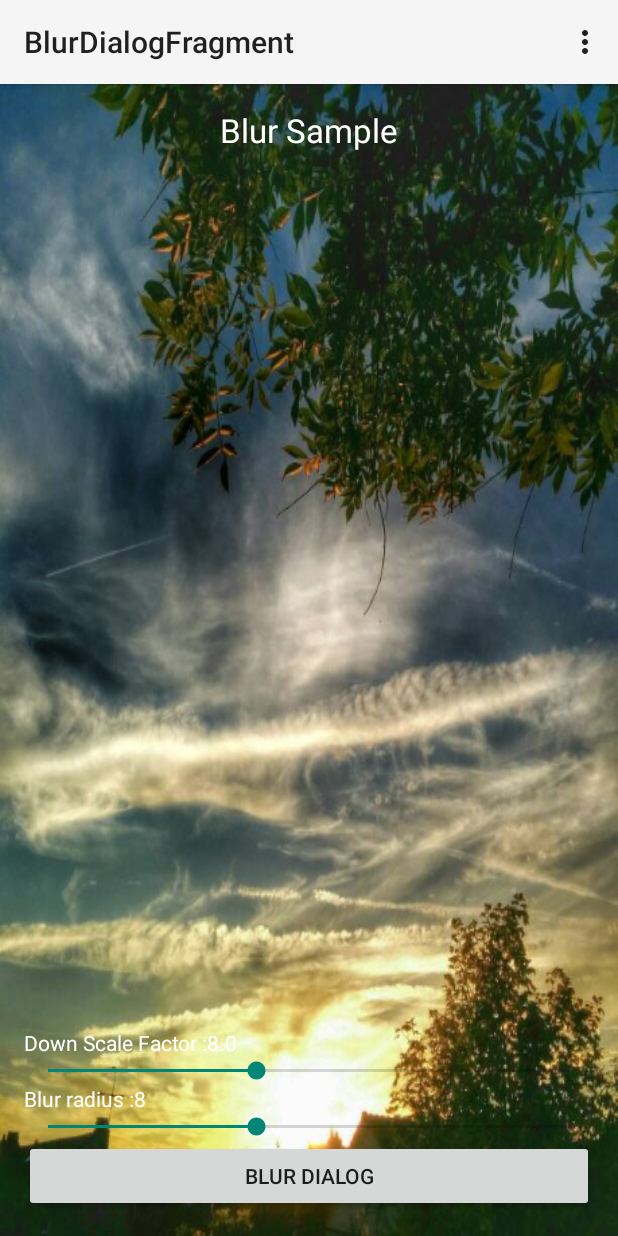
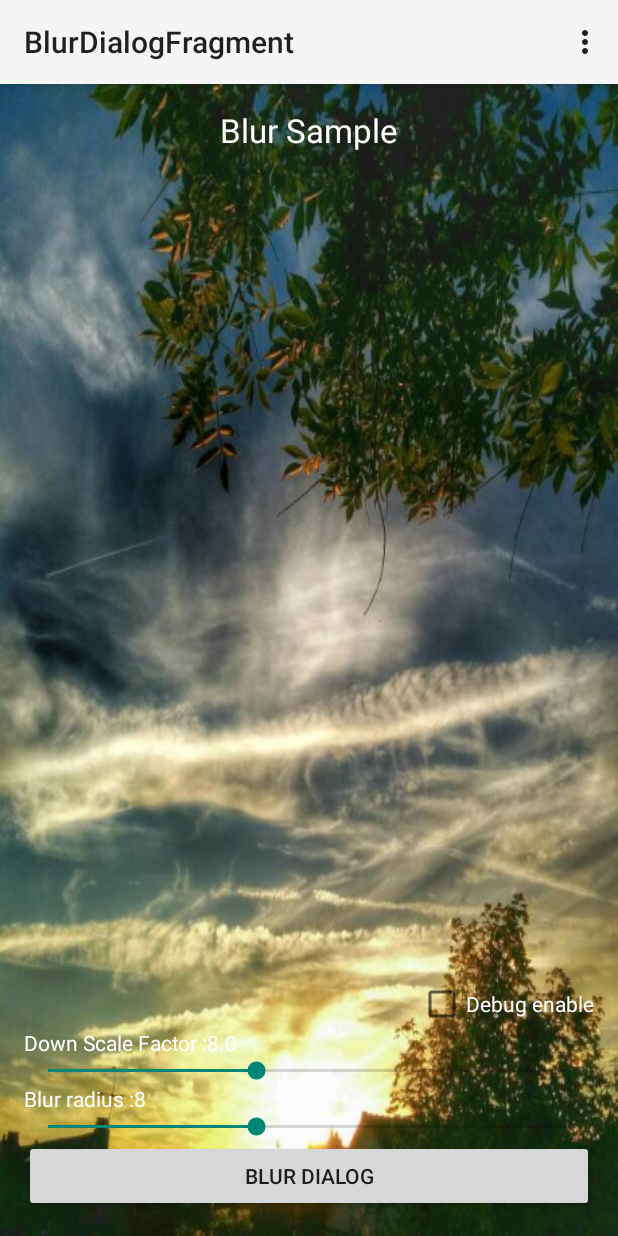
Before and after one commit to tvbarthel/BlurDialogFragment, an Android app: the screen it shows after launch (SampleActivity), on a phone screen of 412 x 824 dp. Run offline under Robolectric (Android 15) with nearby library versions, the phone set to English and light mode, and no system bars.

Commit message:
Enable / disable debug mode from sample activity

```diff
--- a/sample/src/main/java/fr/tvbarthel/lib/blurdialogfragment/sample/SampleActivity.java
+++ b/sample/src/main/java/fr/tvbarthel/lib/blurdialogfragment/sample/SampleActivity.java
@@ -6,6 +6,7 @@ import android.support.v7.app.ActionBarActivity;
 import android.view.Menu;
 import android.view.MenuItem;
 import android.view.View;
+import android.widget.CheckBox;
 import android.widget.SeekBar;
 import android.widget.TextView;
 
@@ -40,6 +41,11 @@ public class SampleActivity extends ActionBarActivity implements View.OnClickLis
     TextView mDownScaleFactorTextView;
 
     /**
+     * Checkbox used to enable or disable debug mode.
+     */
+    CheckBox mDebugMode;
+
+    /**
      * Prefix used to explain down scale factor.
      */
     String mDownScalePrefix;
@@ -54,6 +60,7 @@ public class SampleActivity extends ActionBarActivity implements View.OnClickLis
         mBlurRadiusSeekbar = ((SeekBar) findViewById(R.id.blurRadiusSeekbar));
         mDownScaleFactorTextView = ((TextView) findViewById(R.id.downScalefactor));
         mDownScaleFactorSeekbar = ((SeekBar) findViewById(R.id.downScaleFactorSeekbar));
+        mDebugMode = ((CheckBox) findViewById(R.id.debugMode));
 
         setUpView();
     }
@@ -93,6 +100,7 @@ public class SampleActivity extends ActionBarActivity implements View.OnClickLis
                         mDownScaleFactorSeekbar.getProgress() / 10f
                 );
                 fragment.setArguments(args);
+                fragment.debug(mDebugMode.isChecked());
                 fragment.show(getSupportFragmentManager(), "blur_sample");
                 break;
             default:
--- a/sample/src/main/java/fr/tvbarthel/lib/blurdialogfragment/sample/SampleDialogFragment.java
+++ b/sample/src/main/java/fr/tvbarthel/lib/blurdialogfragment/sample/SampleDialogFragment.java
@@ -18,7 +18,6 @@ public class SampleDialogFragment extends BlurDialogFragment {
     @Override
     public void onCreate(Bundle savedInstanceState) {
         super.onCreate(savedInstanceState);
-        this.debug(true);
     }
 
     @Override
--- a/sample/src/main/res/layout/activity_sample.xml
+++ b/sample/src/main/res/layout/activity_sample.xml
@@ -19,7 +19,7 @@
         android:gravity="center"
         android:id="@+id/title"
         android:layout_alignParentTop="true"
-        android:layout_centerHorizontal="true"/>
+        android:layout_centerHorizontal="true" />
 
     <Button
         android:layout_width="match_parent"
@@ -27,7 +27,7 @@
         android:id="@+id/button"
         android:layout_alignParentBottom="true"
         android:layout_centerHorizontal="true"
-        android:text="@string/blur_button"/>
+        android:text="@string/blur_button" />
 
     <TextView
         android:layout_width="match_parent"
@@ -38,14 +38,14 @@
         android:textColor="@android:color/white"
         android:layout_alignParentRight="true"
         android:id="@+id/downScalefactor"
-        android:layout_above="@+id/downScaleFactorSeekbar"/>
+        android:layout_above="@+id/downScaleFactorSeekbar" />
 
     <SeekBar
         android:layout_width="match_parent"
         android:layout_height="wrap_content"
         android:id="@+id/downScaleFactorSeekbar"
         android:layout_above="@+id/blurRadius"
-        android:max="200"/>
+        android:max="200" />
 
     <TextView
         android:layout_width="match_parent"
@@ -56,22 +56,22 @@
         android:textColor="@android:color/white"
         android:layout_alignParentRight="true"
         android:id="@+id/blurRadius"
-        android:layout_above="@+id/blurRadiusSeekbar"/>
+        android:layout_above="@+id/blurRadiusSeekbar" />
 
     <SeekBar
         android:layout_width="match_parent"
         android:layout_height="wrap_content"
         android:id="@+id/blurRadiusSeekbar"
         android:layout_above="@+id/button"
-        android:max="20"/>
+        android:max="20" />
 
-
-    <ImageView
-        android:layout_width="match_parent"
+    <CheckBox
+        android:layout_width="wrap_content"
         android:layout_height="wrap_content"
-        android:id="@+id/imageView"
-        android:contentDescription="@string/content_description_imageview"
-        android:layout_below="@+id/title"
-        android:layout_above="@+id/blurRadius"/>
+        android:text="@string/activity_sample_blur_debug"
+        android:textColor="@android:color/white"
+        android:id="@+id/debugMode"
+        android:layout_above="@+id/downScalefactor"
+        android:layout_alignParentRight="true" />
 
 </RelativeLayout>
--- a/sample/src/main/res/values/strings.xml
+++ b/sample/src/main/res/values/strings.xml
@@ -9,5 +9,6 @@
     <string name="content_description_imageview">Android since 2008 by ijooh</string>
     <string name="activity_sample_blur_radius">Blur radius : </string>
     <string name="activity_sample_down_scale_factor">Down Scale Factor : </string>
+    <string name="activity_sample_blur_debug">Debug enable</string>
 
 </resources>
```
Lines whose indentation alone changed are shown as unchanged.
